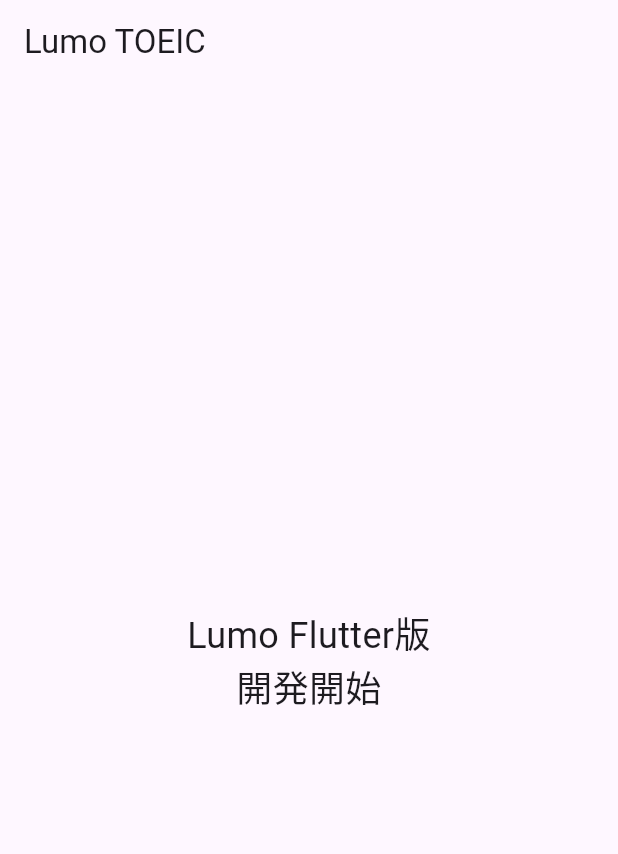
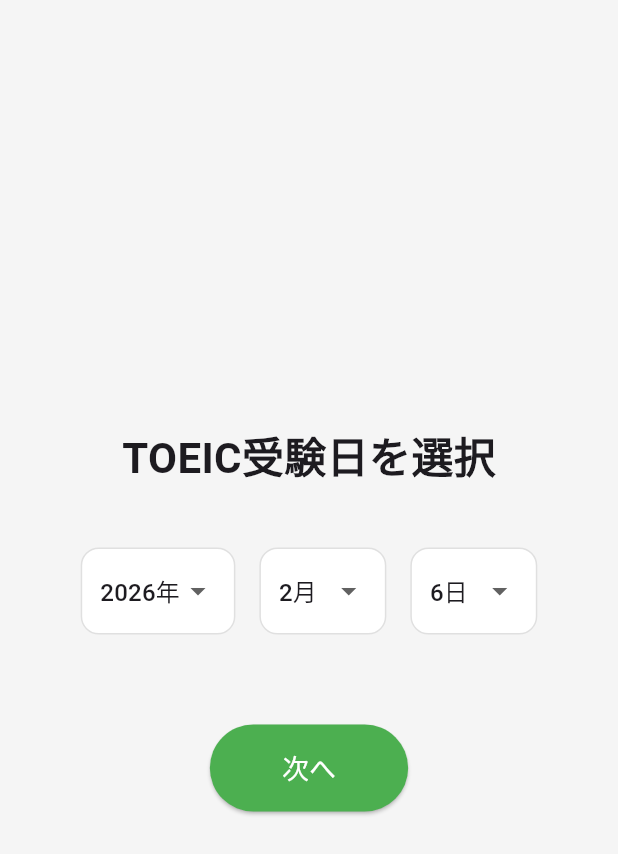
Before and after one commit to Koalacat49/lumo-flutter, a Flutter app: the screen it shows after launch, on a phone screen of 412 x 824 dp. Shown: the top 854 px of the screen. Run offline on Flutter 3.47's test engine with Material 3 defaults, Android fonts, the phone set to English and light mode, and no system bars.

Commit message:
受験日入力画面完成

```diff
--- a/lib/main.dart
+++ b/lib/main.dart
@@ -12,29 +12,113 @@
     return MaterialApp(
       title: 'Lumo TOEIC',
       theme: ThemeData(
-        primarySwatch: Colors.blue,
+        primarySwatch: Colors.green,
+        useMaterial3: true,
       ),
-      home: const HomePage(),
+      home: const ExamDateScreen(),
     );
   }
 }
 
-class HomePage extends StatelessWidget {
-  const HomePage({super.key});
+class ExamDateScreen extends StatefulWidget {
+  const ExamDateScreen({super.key});
+
+  @override
+  State<ExamDateScreen> createState() => _ExamDateScreenState();
+}
+
+class _ExamDateScreenState extends State<ExamDateScreen> {
+  int selectedYear = DateTime.now().year;
+  int selectedMonth = DateTime.now().month;
+  int selectedDay = DateTime.now().day;
 
   @override
   Widget build(BuildContext context) {
     return Scaffold(
-      appBar: AppBar(
-        title: const Text('Lumo TOEIC'),
-      ),
-      body: const Center(
-        child: Text(
-          'Lumo Flutter版\n開発開始',
-          style: TextStyle(fontSize: 24),
-          textAlign: TextAlign.center,
+      backgroundColor: const Color(0xFFF5F5F5),
+      body: Center(
+        child: Padding(
+          padding: const EdgeInsets.all(24.0),
+          child: Column(
+            mainAxisAlignment: MainAxisAlignment.center,
+            children: [
+              const Text(
+                'TOEIC受験日を選択',
+                style: TextStyle(fontSize: 28, fontWeight: FontWeight.bold),
+              ),
+              const SizedBox(height: 40),
+              Row(
+                mainAxisAlignment: MainAxisAlignment.center,
+                children: [
+                  _buildDropdown(
+                    value: selectedYear,
+                    items: List.generate(3, (i) => DateTime.now().year + i),
+                    onChanged: (val) => setState(() => selectedYear = val!),
+                    suffix: '年',
+                  ),
+                  const SizedBox(width: 16),
+                  _buildDropdown(
+                    value: selectedMonth,
+                    items: List.generate(12, (i) => i + 1),
+                    onChanged: (val) => setState(() => selectedMonth = val!),
+                    suffix: '月',
+                  ),
+                  const SizedBox(width: 16),
+                  _buildDropdown(
+                    value: selectedDay,
+                    items: List.generate(31, (i) => i + 1),
+                    onChanged: (val) => setState(() => selectedDay = val!),
+                    suffix: '日',
+                  ),
+                ],
+              ),
+              const SizedBox(height: 60),
+              ElevatedButton(
+                onPressed: () {
+                  // TODO: 次の画面へ
+                  print('選択: $selectedYear/$selectedMonth/$selectedDay');
+                },
+                style: ElevatedButton.styleFrom(
+                  backgroundColor: Colors.green,
+                  foregroundColor: Colors.white,
+                  padding: const EdgeInsets.symmetric(horizontal: 48, vertical: 16),
+                  shape: RoundedRectangleBorder(
+                    borderRadius: BorderRadius.circular(30),
+                  ),
+                ),
+                child: const Text('次へ', style: TextStyle(fontSize: 18)),
+              ),
+            ],
+          ),
         ),
       ),
     );
   }
+
+  Widget _buildDropdown({
+    required int value,
+    required List<int> items,
+    required ValueChanged<int?> onChanged,
+    required String suffix,
+  }) {
+    return Container(
+      padding: const EdgeInsets.symmetric(horizontal: 12, vertical: 4),
+      decoration: BoxDecoration(
+        color: Colors.white,
+        borderRadius: BorderRadius.circular(12),
+        border: Border.all(color: Colors.grey.shade300),
+      ),
+      child: DropdownButton<int>(
+        value: value,
+        underline: const SizedBox(),
+        items: items.map((int value) {
+          return DropdownMenuItem<int>(
+            value: value,
+            child: Text('$value$suffix'),
+          );
+        }).toList(),
+        onChanged: onChanged,
+      ),
+    );
+  }
 }
```
